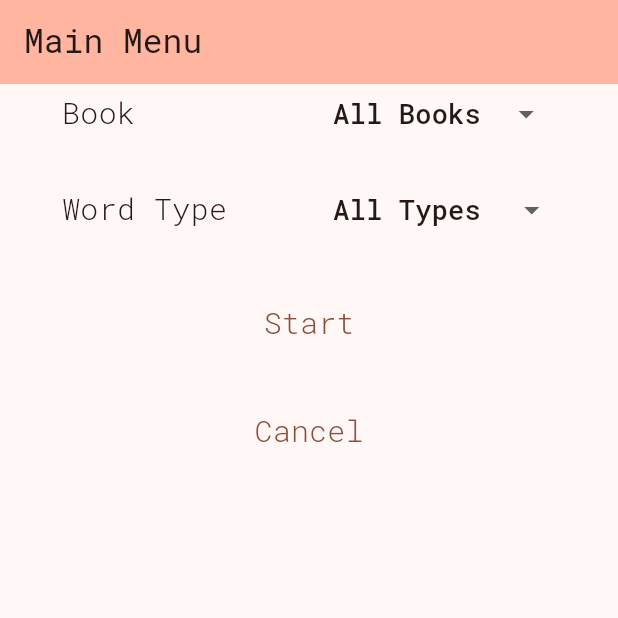
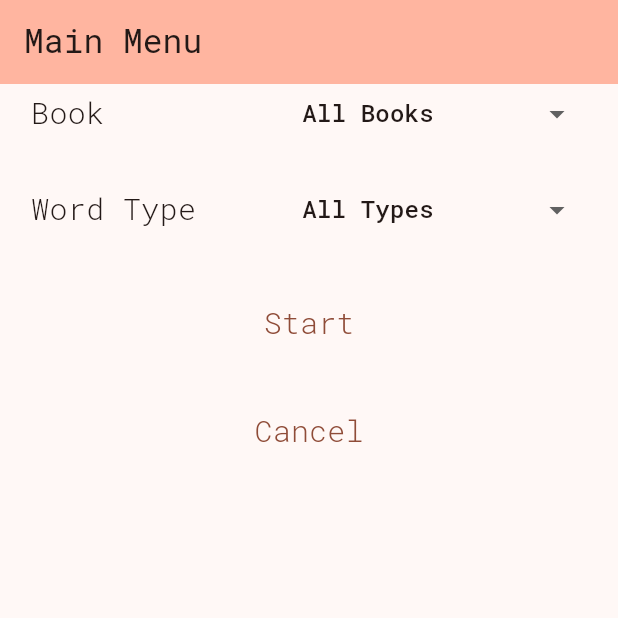
Before and after one commit to adicomdotir/hangman_game, a Flutter app: the MainMenuPage screen opened by its route, after a tap on "New Game", on a phone screen of 412 x 824 dp, the top half of it. Run offline on Flutter 3.47's test engine with Material 3 defaults, Android fonts, the phone set to English and light mode, and no system bars; drawn by our look-alikes of dropdown_button2; our stand-ins replace dartz, flutter_bloc, get_it, go_router, injectable, supabase_flutter; accounts and stored records are empty.

Commit message:
fix: fix main menu bugs

```diff
--- a/lib/features/main_menu/ui/screens/main_menu_page.dart
+++ b/lib/features/main_menu/ui/screens/main_menu_page.dart
@@ -196,7 +196,7 @@ class _MainMenuPageState extends State<MainMenuPage> {
                     child: Text(
                       item,
                       style: const TextStyle(
-                        fontSize: 18,
+                        fontSize: 16,
                       ),
                     ),
                   ),
@@ -211,7 +211,7 @@ class _MainMenuPageState extends State<MainMenuPage> {
             buttonStyleData: ButtonStyleData(
               padding: const EdgeInsets.only(left: 16, right: 8),
               height: 40,
-              width: MediaQuery.of(context).size.width * 0.4,
+              width: MediaQuery.of(context).size.width * 0.5,
             ),
           ),
         ),
@@ -241,7 +241,7 @@ class _MainMenuPageState extends State<MainMenuPage> {
                 child: Text(
                   'All Lessons',
                   style: TextStyle(
-                    fontSize: 18,
+                    fontSize: 16,
                   ),
                 ),
               ),
@@ -254,7 +254,7 @@ class _MainMenuPageState extends State<MainMenuPage> {
                   child: Text(
                     item,
                     style: const TextStyle(
-                      fontSize: 18,
+                      fontSize: 16,
                     ),
                   ),
                 ),
@@ -269,7 +269,7 @@ class _MainMenuPageState extends State<MainMenuPage> {
             buttonStyleData: ButtonStyleData(
               padding: const EdgeInsets.only(left: 16, right: 8),
               height: 40,
-              width: MediaQuery.of(context).size.width * 0.4,
+              width: MediaQuery.of(context).size.width * 0.5,
             ),
           ),
         ),
@@ -299,7 +299,7 @@ class _MainMenuPageState extends State<MainMenuPage> {
                 child: Text(
                   'All Types',
                   style: TextStyle(
-                    fontSize: 18,
+                    fontSize: 16,
                   ),
                 ),
               ),
@@ -309,7 +309,7 @@ class _MainMenuPageState extends State<MainMenuPage> {
                   child: Text(
                     item.name.toUpperCase(),
                     style: const TextStyle(
-                      fontSize: 18,
+                      fontSize: 16,
                     ),
                   ),
                 ),
@@ -324,7 +324,7 @@ class _MainMenuPageState extends State<MainMenuPage> {
             buttonStyleData: ButtonStyleData(
               padding: const EdgeInsets.only(left: 16, right: 8),
               height: 40,
-              width: MediaQuery.of(context).size.width * 0.4,
+              width: MediaQuery.of(context).size.width * 0.5,
             ),
           ),
         ),
```
